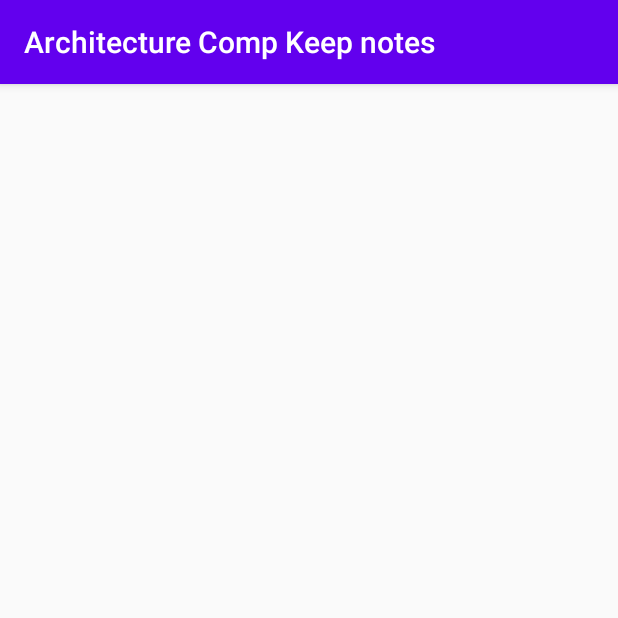
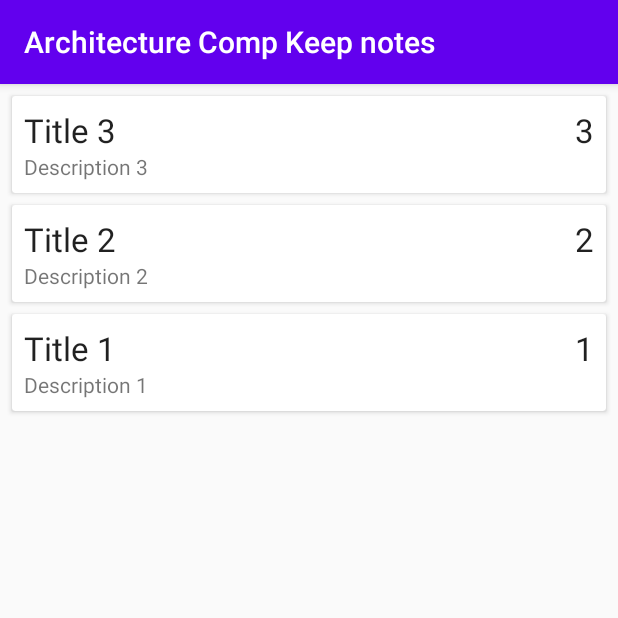
Before and after one commit to Bipul1895/Android-Architecture-Components, an Android app: the screen it shows after launch (MainActivity), on a phone screen of 412 x 824 dp, the top half of it. Run offline under Robolectric (Android 15) with nearby library versions, the phone set to English and light mode, and no system bars; our stand-ins replace Room's generated code.

Commit message:
Linked adapter & recyclerView + onChanged() of MainActivity

```diff
--- a/app/src/main/java/org/example/architecturecompkeepnotes/MainActivity.java
+++ b/app/src/main/java/org/example/architecturecompkeepnotes/MainActivity.java
@@ -4,6 +4,8 @@ import androidx.annotation.Nullable;
 import androidx.appcompat.app.AppCompatActivity;
 import androidx.lifecycle.Observer;
 import androidx.lifecycle.ViewModelProvider;
+import androidx.recyclerview.widget.LinearLayoutManager;
+import androidx.recyclerview.widget.RecyclerView;
 
 import android.os.Bundle;
 import android.util.Log;
@@ -23,12 +25,20 @@ public class MainActivity extends AppCompatActivity {
         super.onCreate(savedInstanceState);
         setContentView(R.layout.activity_main);
 
+        RecyclerView recyclerView = findViewById(R.id.recycler_view);
+        //display items in vertical fashion
+        recyclerView.setLayoutManager(new LinearLayoutManager(this));
+        recyclerView.setHasFixedSize(true);
+
+        final NoteAdapter adapter = new NoteAdapter();
+        recyclerView.setAdapter(adapter);
+
         noteViewModel = new ViewModelProvider(this).get(NoteViewModel.class);
         noteViewModel.getAllNotes().observe(this, new Observer<List<Note>>() {
             @Override
             public void onChanged(@Nullable List<Note> notes) {
                 //update RecyclerView
-                Toast.makeText(MainActivity.this, "onChanged", Toast.LENGTH_SHORT).show();
+                adapter.setNotes(notes);
             }
         });
 
--- a/app/src/main/java/org/example/architecturecompkeepnotes/NoteAdapter.java
+++ b/app/src/main/java/org/example/architecturecompkeepnotes/NoteAdapter.java
@@ -53,7 +53,7 @@ public class NoteAdapter extends RecyclerView.Adapter<NoteAdapter.NoteHolder> {
         Note currentNote = notes.get(position);
         holder.textViewTitle.setText(currentNote.getTitle());
         holder.textViewDescription.setText(currentNote.getDescription());
-        holder.textViewPriority.setText(currentNote.getPriority());
+        holder.textViewPriority.setText(String.valueOf(currentNote.getPriority()));
     }
 
     //very important
```
